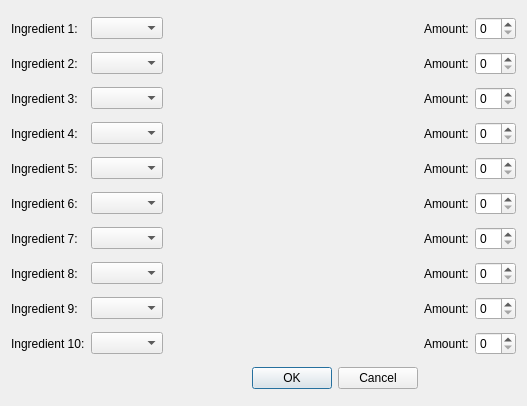
Qt form customdrinkimporter.ui (wintersca/bartender) before a commit.
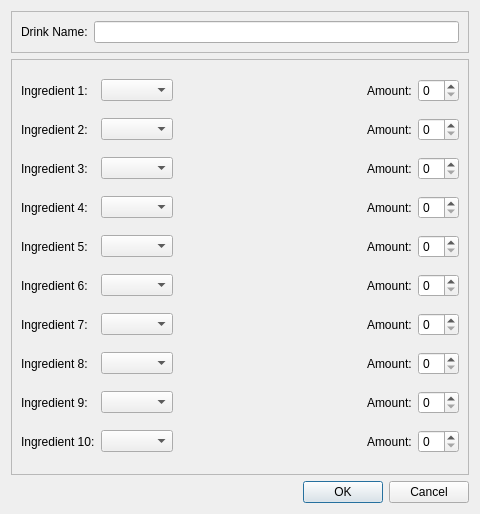
The same form after that commit.

Commit message: Added a drink class. Drink objects are now created by the custom drink importer.

The edit to the form file:
```diff
--- a/customdrinkimporter.ui
+++ b/customdrinkimporter.ui
@@ -6,26 +6,112 @@
    <rect>
     <x>0</x>
     <y>0</y>
-    <width>527</width>
-    <height>406</height>
+    <width>480</width>
+    <height>514</height>
    </rect>
   </property>
   <property name="windowTitle">
    <string>Dialog</string>
   </property>
-  <layout class="QGridLayout" name="gridLayout">
-   <item row="7" column="0">
-    <widget class="QLabel" name="label_9">
+  <layout class="QVBoxLayout" name="verticalLayout">
+   <item>
+    <widget class="QFrame" name="frame">
+     <property name="sizePolicy">
+      <sizepolicy hsizetype="Preferred" vsizetype="Fixed">
+       <horstretch>0</horstretch>
+       <verstretch>0</verstretch>
+      </sizepolicy>
+     </property>
+     <property name="minimumSize">
+      <size>
+       <width>0</width>
+       <height>30</height>
+      </size>
+     </property>
+     <property name="frameShape">
+      <enum>QFrame::StyledPanel</enum>
+     </property>
+     <property name="frameShadow">
+      <enum>QFrame::Raised</enum>
+     </property>
+     <layout class="QHBoxLayout" name="horizontalLayout">
+      <item>
+       <widget class="QLabel" name="label_21">
      <property name="text">
-      <string>Ingredient 8:</string>
+         <string>Drink Name:</string>
      </property>
     </widget>
    </item>
-   <item row="7" column="4">
-    <widget class="QSpinBox" name="amountBox8"/>
-   </item>
-   <item row="8" column="4">
-    <widget class="QSpinBox" name="amountBox9"/>
+      <item>
+       <widget class="QLineEdit" name="drinkName"/>
+      </item>
+     </layout>
+    </widget>
+   </item>
+   <item>
+    <widget class="QFrame" name="frame_2">
+     <property name="frameShape">
+      <enum>QFrame::StyledPanel</enum>
+     </property>
+     <property name="frameShadow">
+      <enum>QFrame::Raised</enum>
+     </property>
+     <layout class="QGridLayout" name="gridLayout_2">
+      <item row="0" column="0">
+       <widget class="QLabel" name="label">
+        <property name="text">
+         <string>Ingredient 1:</string>
+        </property>
+       </widget>
+      </item>
+      <item row="0" column="1">
+       <widget class="QComboBox" name="ingredientBox1"/>
+      </item>
+      <item row="0" column="2">
+       <spacer name="horizontalSpacer">
+        <property name="orientation">
+         <enum>Qt::Horizontal</enum>
+        </property>
+        <property name="sizeHint" stdset="0">
+         <size>
+          <width>126</width>
+          <height>20</height>
+         </size>
+        </property>
+       </spacer>
+      </item>
+      <item row="0" column="3">
+       <widget class="QLabel" name="label_2">
+        <property name="text">
+         <string>Amount:</string>
+        </property>
+       </widget>
+      </item>
+      <item row="0" column="4">
+       <widget class="QSpinBox" name="amountBox1"/>
+      </item>
+      <item row="1" column="0">
+       <widget class="QLabel" name="label_3">
+        <property name="text">
+         <string>Ingredient 2:</string>
+        </property>
+       </widget>
+      </item>
+      <item row="1" column="1">
+       <widget class="QComboBox" name="ingredientBox2"/>
+      </item>
+      <item row="1" column="2">
+       <spacer name="horizontalSpacer_2">
+        <property name="orientation">
+         <enum>Qt::Horizontal</enum>
+        </property>
+        <property name="sizeHint" stdset="0">
+         <size>
+          <width>40</width>
+          <height>20</height>
+         </size>
+        </property>
+       </spacer>
    </item>
    <item row="1" column="3">
     <widget class="QLabel" name="label_12">
@@ -34,6 +120,42 @@
      </property>
     </widget>
    </item>
+      <item row="1" column="4">
+       <widget class="QSpinBox" name="amountBox2"/>
+      </item>
+      <item row="2" column="0">
+       <widget class="QLabel" name="label_4">
+        <property name="text">
+         <string>Ingredient 3:</string>
+        </property>
+       </widget>
+      </item>
+      <item row="2" column="1">
+       <widget class="QComboBox" name="ingredientBox3"/>
+      </item>
+      <item row="2" column="2">
+       <spacer name="horizontalSpacer_3">
+        <property name="orientation">
+         <enum>Qt::Horizontal</enum>
+        </property>
+        <property name="sizeHint" stdset="0">
+         <size>
+          <width>145</width>
+          <height>20</height>
+         </size>
+        </property>
+       </spacer>
+      </item>
+      <item row="2" column="3">
+       <widget class="QLabel" name="label_13">
+        <property name="text">
+         <string>Amount:</string>
+        </property>
+       </widget>
+      </item>
+      <item row="2" column="4">
+       <widget class="QSpinBox" name="amountBox3"/>
+      </item>
    <item row="3" column="0">
     <widget class="QLabel" name="label_5">
      <property name="text">
@@ -41,8 +163,11 @@
      </property>
     </widget>
    </item>
-   <item row="4" column="2">
-    <spacer name="horizontalSpacer_5">
+      <item row="3" column="1">
+       <widget class="QComboBox" name="ingredientBox4"/>
+      </item>
+      <item row="3" column="2">
+       <spacer name="horizontalSpacer_4">
      <property name="orientation">
       <enum>Qt::Horizontal</enum>
      </property>
@@ -54,11 +179,8 @@
      </property>
     </spacer>
    </item>
-   <item row="6" column="4">
-    <widget class="QSpinBox" name="amountBox7"/>
-   </item>
-   <item row="0" column="3">
-    <widget class="QLabel" name="label_2">
+      <item row="3" column="3">
+       <widget class="QLabel" name="label_14">
      <property name="text">
       <string>Amount:</string>
      </property>
@@ -67,33 +189,6 @@
    <item row="3" column="4">
     <widget class="QSpinBox" name="amountBox4"/>
    </item>
-   <item row="8" column="0">
-    <widget class="QLabel" name="label_10">
-     <property name="text">
-      <string>Ingredient 9:</string>
-     </property>
-    </widget>
-   </item>
-   <item row="2" column="3">
-    <widget class="QLabel" name="label_13">
-     <property name="text">
-      <string>Amount:</string>
-     </property>
-    </widget>
-   </item>
-   <item row="5" column="1">
-    <widget class="QComboBox" name="ingredientBox6"/>
-   </item>
-   <item row="5" column="0">
-    <widget class="QLabel" name="label_7">
-     <property name="text">
-      <string>Ingredient 6:</string>
-     </property>
-    </widget>
-   </item>
-   <item row="4" column="4">
-    <widget class="QSpinBox" name="amountBox5"/>
-   </item>
    <item row="4" column="0">
     <widget class="QLabel" name="label_6">
      <property name="text">
@@ -101,33 +196,65 @@
      </property>
     </widget>
    </item>
-   <item row="2" column="1">
-    <widget class="QComboBox" name="ingredientBox3"/>
-   </item>
-   <item row="2" column="0">
-    <widget class="QLabel" name="label_4">
+      <item row="4" column="1">
+       <widget class="QComboBox" name="ingredientBox5"/>
+      </item>
+      <item row="4" column="2">
+       <spacer name="horizontalSpacer_5">
+        <property name="orientation">
+         <enum>Qt::Horizontal</enum>
+        </property>
+        <property name="sizeHint" stdset="0">
+         <size>
+          <width>145</width>
+          <height>20</height>
+         </size>
+        </property>
+       </spacer>
+      </item>
+      <item row="4" column="3">
+       <widget class="QLabel" name="label_15">
      <property name="text">
-      <string>Ingredient 3:</string>
+         <string>Amount:</string>
      </property>
     </widget>
    </item>
-   <item row="3" column="1">
-    <widget class="QComboBox" name="ingredientBox4"/>
-   </item>
-   <item row="7" column="3">
-    <widget class="QLabel" name="label_18">
+      <item row="4" column="4">
+       <widget class="QSpinBox" name="amountBox5"/>
+      </item>
+      <item row="5" column="0">
+       <widget class="QLabel" name="label_7">
      <property name="text">
-      <string>Amount:</string>
+         <string>Ingredient 6:</string>
      </property>
     </widget>
    </item>
-   <item row="0" column="0">
-    <widget class="QLabel" name="label">
+      <item row="5" column="1">
+       <widget class="QComboBox" name="ingredientBox6"/>
+      </item>
+      <item row="5" column="2">
+       <spacer name="horizontalSpacer_6">
+        <property name="orientation">
+         <enum>Qt::Horizontal</enum>
+        </property>
+        <property name="sizeHint" stdset="0">
+         <size>
+          <width>145</width>
+          <height>20</height>
+         </size>
+        </property>
+       </spacer>
+      </item>
+      <item row="5" column="3">
+       <widget class="QLabel" name="label_16">
      <property name="text">
-      <string>Ingredient 1:</string>
+         <string>Amount:</string>
      </property>
     </widget>
    </item>
+      <item row="5" column="4">
+       <widget class="QSpinBox" name="amountBox6"/>
+      </item>
    <item row="6" column="0">
     <widget class="QLabel" name="label_8">
      <property name="text">
@@ -135,8 +262,11 @@
      </property>
     </widget>
    </item>
-   <item row="2" column="2">
-    <spacer name="horizontalSpacer_3">
+      <item row="6" column="1">
+       <widget class="QComboBox" name="ingredientBox7"/>
+      </item>
+      <item row="6" column="2">
+       <spacer name="horizontalSpacer_7">
      <property name="orientation">
       <enum>Qt::Horizontal</enum>
      </property>
@@ -148,24 +278,28 @@
      </property>
     </spacer>
    </item>
-   <item row="9" column="4">
-    <widget class="QSpinBox" name="amountBox10"/>
-   </item>
-   <item row="3" column="3">
-    <widget class="QLabel" name="label_14">
+      <item row="6" column="3">
+       <widget class="QLabel" name="label_17">
      <property name="text">
       <string>Amount:</string>
      </property>
     </widget>
    </item>
-   <item row="2" column="4">
-    <widget class="QSpinBox" name="amountBox3"/>
+      <item row="6" column="4">
+       <widget class="QSpinBox" name="amountBox7"/>
+      </item>
+      <item row="7" column="0">
+       <widget class="QLabel" name="label_9">
+        <property name="text">
+         <string>Ingredient 8:</string>
+        </property>
+       </widget>
    </item>
    <item row="7" column="1">
     <widget class="QComboBox" name="ingredientBox8"/>
    </item>
-   <item row="9" column="2">
-    <spacer name="horizontalSpacer_10">
+      <item row="7" column="2">
+       <spacer name="horizontalSpacer_8">
      <property name="orientation">
       <enum>Qt::Horizontal</enum>
      </property>
@@ -177,18 +311,25 @@
      </property>
     </spacer>
    </item>
-   <item row="1" column="2">
-    <spacer name="horizontalSpacer_2">
-     <property name="orientation">
-      <enum>Qt::Horizontal</enum>
-     </property>
-     <property name="sizeHint" stdset="0">
-      <size>
-       <width>40</width>
-       <height>20</height>
-      </size>
-     </property>
-    </spacer>
+      <item row="7" column="3">
+       <widget class="QLabel" name="label_18">
+        <property name="text">
+         <string>Amount:</string>
+        </property>
+       </widget>
+      </item>
+      <item row="7" column="4">
+       <widget class="QSpinBox" name="amountBox8"/>
+      </item>
+      <item row="8" column="0">
+       <widget class="QLabel" name="label_10">
+        <property name="text">
+         <string>Ingredient 9:</string>
+        </property>
+       </widget>
+      </item>
+      <item row="8" column="1">
+       <widget class="QComboBox" name="ingredientBox9"/>
    </item>
    <item row="8" column="2">
     <spacer name="horizontalSpacer_9">
@@ -203,12 +344,6 @@
      </property>
     </spacer>
    </item>
-   <item row="6" column="1">
-    <widget class="QComboBox" name="ingredientBox7"/>
-   </item>
-   <item row="9" column="1">
-    <widget class="QComboBox" name="ingredientBox10"/>
-   </item>
    <item row="8" column="3">
     <widget class="QLabel" name="label_19">
      <property name="text">
@@ -216,18 +351,8 @@
      </property>
     </widget>
    </item>
-   <item row="7" column="2">
-    <spacer name="horizontalSpacer_8">
-     <property name="orientation">
-      <enum>Qt::Horizontal</enum>
-     </property>
-     <property name="sizeHint" stdset="0">
-      <size>
-       <width>145</width>
-       <height>20</height>
-      </size>
-     </property>
-    </spacer>
+      <item row="8" column="4">
+       <widget class="QSpinBox" name="amountBox9"/>
    </item>
    <item row="9" column="0">
     <widget class="QLabel" name="label_11">
@@ -236,6 +361,22 @@
      </property>
     </widget>
    </item>
+      <item row="9" column="1">
+       <widget class="QComboBox" name="ingredientBox10"/>
+      </item>
+      <item row="9" column="2">
+       <spacer name="horizontalSpacer_10">
+        <property name="orientation">
+         <enum>Qt::Horizontal</enum>
+        </property>
+        <property name="sizeHint" stdset="0">
+         <size>
+          <width>145</width>
+          <height>20</height>
+         </size>
+        </property>
+       </spacer>
+      </item>
    <item row="9" column="3">
     <widget class="QLabel" name="label_20">
      <property name="text">
@@ -243,79 +384,13 @@
      </property>
     </widget>
    </item>
-   <item row="0" column="2">
-    <spacer name="horizontalSpacer">
-     <property name="orientation">
-      <enum>Qt::Horizontal</enum>
-     </property>
-     <property name="sizeHint" stdset="0">
-      <size>
-       <width>40</width>
-       <height>20</height>
-      </size>
-     </property>
-    </spacer>
-   </item>
-   <item row="1" column="0">
-    <widget class="QLabel" name="label_3">
-     <property name="text">
-      <string>Ingredient 2:</string>
-     </property>
+      <item row="9" column="4">
+       <widget class="QSpinBox" name="amountBox10"/>
+      </item>
+     </layout>
     </widget>
    </item>
-   <item row="8" column="1">
-    <widget class="QComboBox" name="ingredientBox9"/>
-   </item>
-   <item row="3" column="2">
-    <spacer name="horizontalSpacer_4">
-     <property name="orientation">
-      <enum>Qt::Horizontal</enum>
-     </property>
-     <property name="sizeHint" stdset="0">
-      <size>
-       <width>145</width>
-       <height>20</height>
-      </size>
-     </property>
-    </spacer>
-   </item>
-   <item row="5" column="2">
-    <spacer name="horizontalSpacer_6">
-     <property name="orientation">
-      <enum>Qt::Horizontal</enum>
-     </property>
-     <property name="sizeHint" stdset="0">
-      <size>
-       <width>145</width>
-       <height>20</height>
-      </size>
-     </property>
-    </spacer>
-   </item>
-   <item row="4" column="3">
-    <widget class="QLabel" name="label_15">
-     <property name="text">
-      <string>Amount:</string>
-     </property>
-    </widget>
-   </item>
-   <item row="6" column="2">
-    <spacer name="horizontalSpacer_7">
-     <property name="orientation">
-      <enum>Qt::Horizontal</enum>
-     </property>
-     <property name="sizeHint" stdset="0">
-      <size>
-       <width>145</width>
-       <height>20</height>
-      </size>
-     </property>
-    </spacer>
-   </item>
-   <item row="4" column="1">
-    <widget class="QComboBox" name="ingredientBox5"/>
-   </item>
-   <item row="10" column="1" colspan="2">
+   <item>
     <widget class="QDialogButtonBox" name="buttonBox">
      <property name="orientation">
       <enum>Qt::Horizontal</enum>
@@ -325,35 +400,6 @@
      </property>
     </widget>
    </item>
-   <item row="6" column="3">
-    <widget class="QLabel" name="label_17">
-     <property name="text">
-      <string>Amount:</string>
-     </property>
-    </widget>
-   </item>
-   <item row="0" column="4">
-    <widget class="QSpinBox" name="amountBox1"/>
-   </item>
-   <item row="1" column="1">
-    <widget class="QComboBox" name="ingredientBox2"/>
-   </item>
-   <item row="5" column="3">
-    <widget class="QLabel" name="label_16">
-     <property name="text">
-      <string>Amount:</string>
-     </property>
-    </widget>
-   </item>
-   <item row="1" column="4">
-    <widget class="QSpinBox" name="amountBox2"/>
-   </item>
-   <item row="0" column="1">
-    <widget class="QComboBox" name="ingredientBox1"/>
-   </item>
-   <item row="5" column="4">
-    <widget class="QSpinBox" name="amountBox6"/>
-   </item>
   </layout>
  </widget>
  <resources/>
```
Lines whose indentation alone changed are shown as unchanged. The commit also changes 4 other files.
